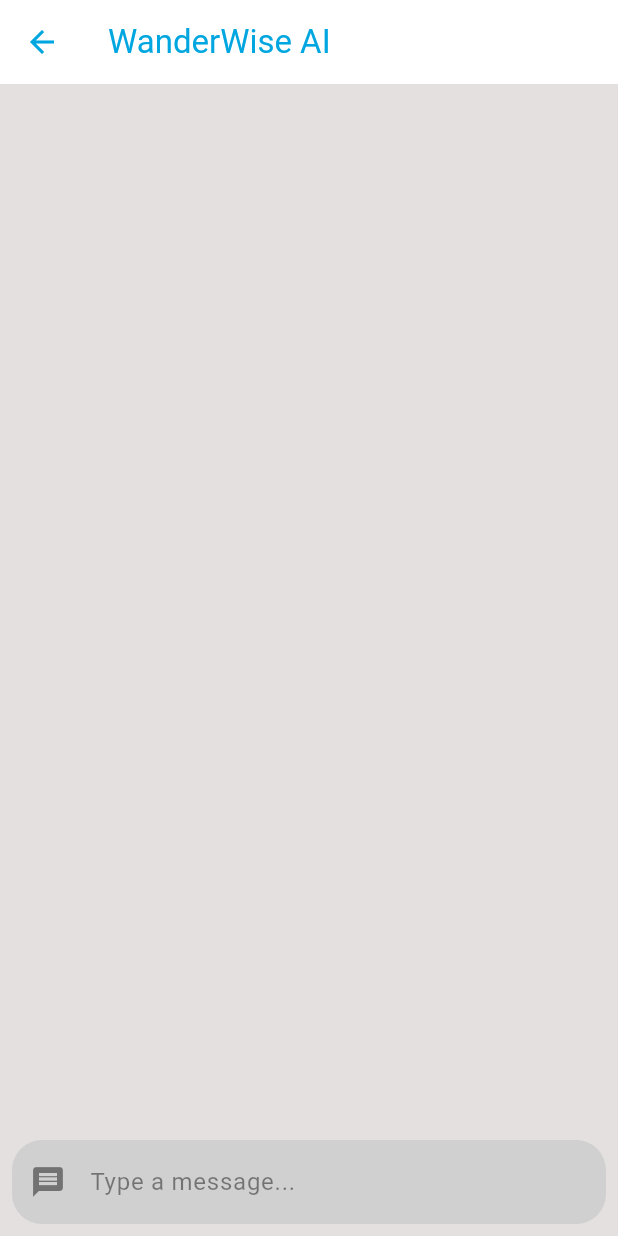
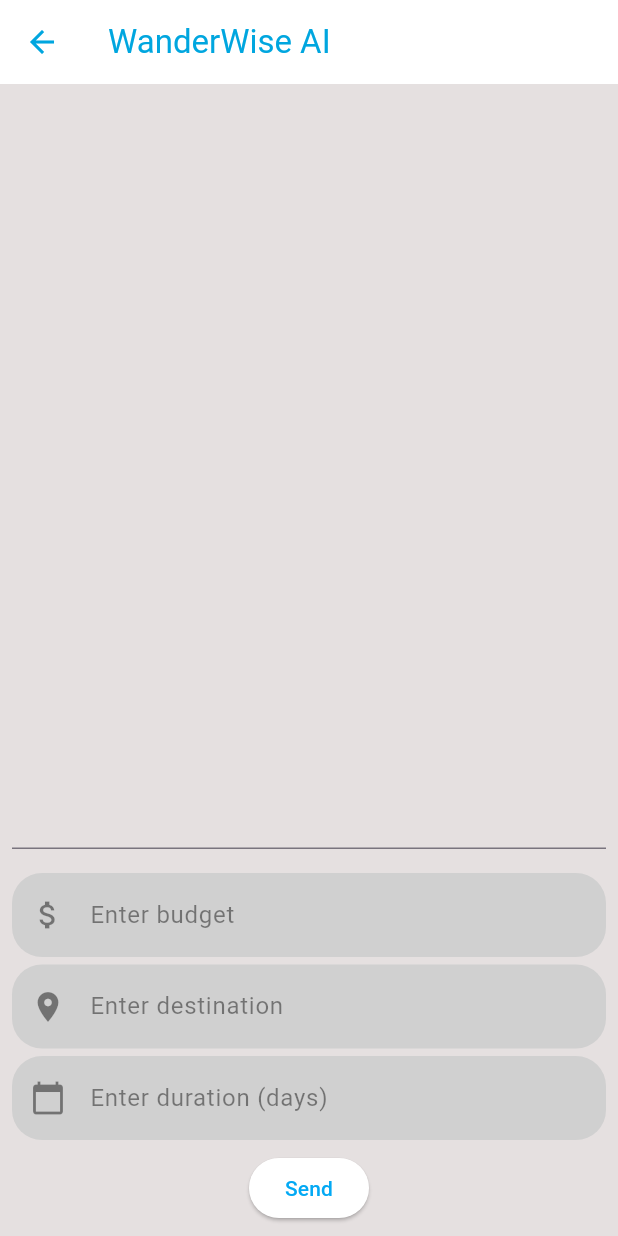
Before and after one commit to matthewyeo1/WanderWise, a Flutter app: the GeminiChatPage screen opened directly, on a phone screen of 412 x 824 dp. Run offline on Flutter 3.47's test engine with Material 3 defaults, Android fonts, the phone set to English and light mode, and no system bars; drawn by our look-alikes of dash_chat_2; our stand-ins replace cloud_firestore, file_picker, firebase_auth, firebase_core, firebase_storage, flutter_dotenv and 4 more; missing offline and left inert: flutter_pdfview; accounts and stored records are empty.

Commit message:
-added: input boolean statements for validity

```diff
--- a/ww_code/lib/ai_itinerary_page.dart
+++ b/ww_code/lib/ai_itinerary_page.dart
@@ -4,23 +4,25 @@
 import 'package:flutter_gemini/flutter_gemini.dart';
 import 'package:dash_chat_2/dash_chat_2.dart';
 import 'aesthetics/textfield_style.dart';
+import 'utilities/utils.dart';
 
 class GeminiChatPage extends StatefulWidget {
   const GeminiChatPage({super.key});
   @override
-  _GeminiChatPageState createState() => _GeminiChatPageState();
+  GeminiChatPageState createState() => GeminiChatPageState();
 }
 
-class _GeminiChatPageState extends State<GeminiChatPage> {
+class GeminiChatPageState extends State<GeminiChatPage> {
   final Gemini gemini = Gemini.instance; // Answer from Gemini
   List<ChatMessage> _messages = []; // List to hold chat messages
   late String userId; // Variable to hold current user ID
-  TextEditingController textController = TextEditingController();
+  TextEditingController budgetController = TextEditingController();
+  TextEditingController destinationController = TextEditingController();
+  TextEditingController durationController = TextEditingController();
   bool isDarkMode = false;
 
   ChatUser geminiUser = ChatUser(
     id: '0',
-    firstName: 'WanderWise',
   );
 
   @override
@@ -62,36 +64,71 @@
           Expanded(
             child: DashChat(
               messages: _messages,
-              onSend: _handleSendMessage,
+              onSend: (ChatMessage chatMessage) {},
               currentUser: ChatUser(
                 id: userId,
                 firstName: userId,
               ),
-              inputOptions: InputOptions(
-                inputTextStyle: const TextStyle(color: Colors.black),
-                cursorStyle: const CursorStyle(color: Colors.black),
-                sendButtonBuilder: (sendMessage) {
-                  return IconButton(
-                    icon: const Icon(Icons.send),
-                    onPressed: () {
-                      sendMessage();
-                    },
-                  );
-                },
-                inputDecoration: TextFieldConfig.buildInputDecoration(
-                  hintText: 'Type a message...',
-                  prefixIcon: const Icon(
-                    Icons.message,
-                    color: Colors.black45,
+              inputOptions: const InputOptions(
+                  inputDisabled: true,
+                  inputDecoration: InputDecoration()
+                ),
+                messageOptions: MessageOptions(
+                  currentUserContainerColor: !isDarkMode ? Colors.lightBlue : const Color(0xFF191970),
+                  currentUserTextColor: !isDarkMode ? Colors.white : Colors.white
+                ),
+            ),
+          ),
+          Padding(
+            padding: const EdgeInsets.all(8.0),
+            child: Column(
+              children: [
+                TextField(
+                  style: const TextStyle(color: Colors.black),
+                  cursorColor: Colors.black,
+                  controller: budgetController,
+                  decoration: TextFieldConfig.buildInputDecoration(
+                    hintText: 'Enter budget',
+                    prefixIcon: const Icon(
+                      Icons.attach_money,
+                      color: Colors.black45,
+                    ),
+                  ),
+                  keyboardType: TextInputType.number,
+                ),
+                const SizedBox(height: 5),
+                TextField(
+                  style: const TextStyle(color: Colors.black),
+                  cursorColor: Colors.black,
+                  controller: destinationController,
+                  decoration: TextFieldConfig.buildInputDecoration(
+                    hintText: 'Enter destination',
+                    prefixIcon: const Icon(
+                      Icons.location_on,
+                      color: Colors.black45,
+                    ),
                   ),
                 ),
-                textController: textController,
-              ),
-              messageOptions: MessageOptions(
-                  currentUserContainerColor:
-                      !isDarkMode ? Colors.blue : Colors.white,
-                  currentUserTextColor:
-                      !isDarkMode ? Colors.white : Colors.black),
+                const SizedBox(height: 5),
+                TextField(
+                  style: const TextStyle(color: Colors.black),
+                  cursorColor: Colors.black,
+                  controller: durationController,
+                  decoration: TextFieldConfig.buildInputDecoration(
+                    hintText: 'Enter duration (days)',
+                    prefixIcon: const Icon(
+                      Icons.calendar_today,
+                      color: Colors.black45,
+                    ),
+                  ),
+                  keyboardType: TextInputType.number,
+                ),
+                const SizedBox(height: 8),
+                ElevatedButton(
+                  onPressed: _handleSendMessage,
+                  child: const Text('Send'),
+                ),
+              ],
             ),
           ),
         ],
@@ -99,30 +136,89 @@
     );
   }
 
-  // Handle sending messages
-  void _handleSendMessage(ChatMessage chatMessage) {
+  void _handleSendMessage() {
+    String budgetStr = budgetController.text;
+    String destination = destinationController.text;
+    String durationStr = durationController.text;
+
+    if (budgetStr.isEmpty || destination.isEmpty || durationStr.isEmpty) {
+      ScaffoldMessenger.of(context).showSnackBar(
+        const SnackBar(
+          content: Text('Please fill all the fields'),
+        ),
+      );
+      return;
+    }
+
+    int budget;
+    int duration;
+
+    budget = int.parse(budgetStr);
+    duration = int.parse(durationStr);
+
+    if (!isValidBudget(budget)) {
+      ScaffoldMessenger.of(context).showSnackBar(
+        const SnackBar(
+          content: Text("Budget must be at least \$100"),
+        ),
+      );
+      return;
+    }
+
+    if (!isValidDestination(destination)) {
+      ScaffoldMessenger.of(context).showSnackBar(
+        const SnackBar(
+          content: Text("Please enter a valid destination"),
+        ),
+      );
+      return;
+    }
+
+    if (!isValidDuration(duration)) {
+      ScaffoldMessenger.of(context).showSnackBar(
+        const SnackBar(
+          content: Text("Your duration of stay should be between 1 to 30 days"),
+        ),
+      );
+      return;
+    }
+
+    String prompt =
+        'Create an itinerary to $destination, with a budget of \$$budget for $duration days.';
+
+    ChatMessage chatMessage = ChatMessage(
+      user: ChatUser(
+        id: userId,
+        firstName: userId,
+      ),
+      createdAt: DateTime.now(),
+      text: prompt,
+    );
+
     setState(() {
-      _messages = [chatMessage, ..._messages]; // Add new message to the list
+      _messages = [chatMessage, ..._messages];
     });
 
     try {
-      String response = chatMessage.text;
-      gemini.streamGenerateContent(response).listen((event) {
+      gemini.streamGenerateContent(prompt).listen((event) {
         ChatMessage? lastMessage = _messages.firstOrNull;
         if (lastMessage != null && lastMessage.user == geminiUser) {
           lastMessage = _messages.removeAt(0);
-          String response = event.content?.parts?.fold("", (previous, current) => "$previous ${current.text}") ?? "";
+          String response = event.content?.parts?.fold(
+                  "", (previous, current) => "$previous ${current.text}") ??
+              "";
           lastMessage.text += response;
           setState(() {
             _messages = [lastMessage!, ..._messages];
           });
-
         } else {
-          String response = event.content?.parts?.fold("", (previous, current) => "$previous ${current.text}") ?? "";
+          String response = event.content?.parts?.fold(
+                  "", (previous, current) => "$previous ${current.text}") ??
+              "";
           ChatMessage message = ChatMessage(
             user: geminiUser,
             createdAt: DateTime.now(),
-             text: response,
+            text: response,
           );
           setState(() {
             _messages = [message, ..._messages];
@@ -132,7 +228,7 @@
     } catch (e) {
       ScaffoldMessenger.of(context).showSnackBar(
         SnackBar(
-          content: Text('An error occured: $e'),
+          content: Text('An error occurred: $e'),
         ),
       );
     }
--- a/ww_code/lib/utilities/utils.dart
+++ b/ww_code/lib/utilities/utils.dart
@@ -17,7 +17,11 @@
 }
 
 bool isValidBudget(int budget) {
-  return budget >= 500;
+  return budget >= 100;
+}
+
+bool isValidDestination(String destination) {
+  return !RegExp(r'^[0-9]+$').hasMatch(destination);
 }
 
 bool isValidDuration(int duration) {
```
